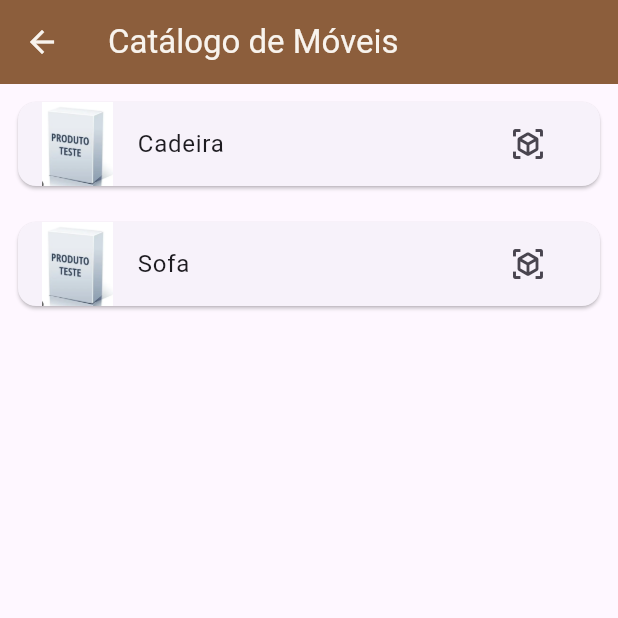
After one commit to otavioms/shop_ar, a Flutter app: the CatalogPage screen opened directly, on a phone screen of 412 x 824 dp, the top half of it. The commit adds this screen. Run offline on Flutter 3.47's test engine with Material 3 defaults, Android fonts, the phone set to English and light mode, and no system bars; our stand-ins replace google_fonts; missing offline and left inert: arcore_flutter_plugin.

Commit message:
Iplementando tela de catálogo e visualização ar

```diff
--- /dev/null
+++ b/lib/Pages/catalog_page.dart
@@ -0,0 +1,59 @@
+import 'package:flutter/material.dart';
+import '../app_colors.dart';
+import 'ar_view_page.dart';
+
+class CatalogPage extends StatelessWidget {
+  const CatalogPage({super.key});
+
+  final List<Map<String, String>> moveis = const [
+    {
+      'nome': 'Cadeira',
+      'imagem': 'assets/images/cadeira.png',
+      'modelo': 'assets/models/cadeira.glb',
+    },
+    {
+      'nome': 'Sofa',
+      'imagem': 'assets/images/sofa.png',
+      'modelo': 'assets/models/sofa.glb',
+    },
+    // Adicione mais itens conforme necessário
+  ];
+
+  @override
+  Widget build(BuildContext context) {
+    return Scaffold(
+      appBar: AppBar(
+        title: Text('Catálogo de Móveis'),
+        backgroundColor: AppColors.primary,
+        foregroundColor: AppColors.background,
+      ),
+      body: ListView.builder(
+        itemCount: moveis.length,
+        itemBuilder: (context, index) {
+          final movel = moveis[index];
+          return Card(
+            margin: const EdgeInsets.all(12.0),
+            child: ListTile(
+              leading: Image.asset(movel['imagem']!),
+              title: Text(movel['nome']!),
+              trailing: IconButton(
+                icon: const Icon(Icons.view_in_ar),
+                onPressed: () {
+                  Navigator.push(
+                    context,
+                    MaterialPageRoute(
+                      builder: (_) => ArViewPage(
+                        modeloPath: movel['modelo']!,
+                        nomeMovel: movel['nome']!,
+                      ),
+                    ),
+                  );
+                },
+              ),
+            ),
+          );
+        },
+      ),
+    );
+  }
+}
--- a/lib/main.dart
+++ b/lib/main.dart
@@ -1,5 +1,6 @@
 import 'package:flutter/material.dart';
-
+import 'package:shop_ar/Pages/home_page.dart';
+import 'Pages/catalog_page.dart';
 import 'Pages/login_page.dart';
 
 void main() {
```
Also changed, not shown: lib/Pages/ar_view_page.dart (added, +96 -0 lines), pubspec.yaml (+4 -68 lines), assets/images/cadeira.png (added), assets/images/sofa.png (added), assets/items/armario.svg (deleted), assets/items/cadeira.svg (deleted), assets/items/poltrona.svg (deleted), assets/items/prateleira.svg (deleted), pubspec.lock, 3 other files.
